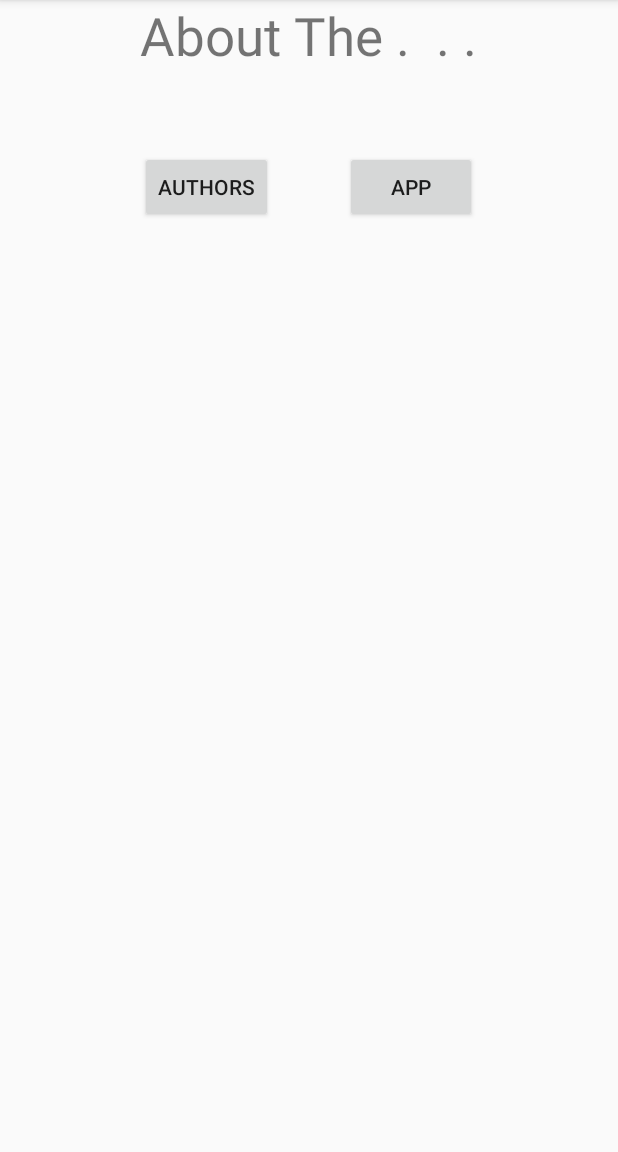
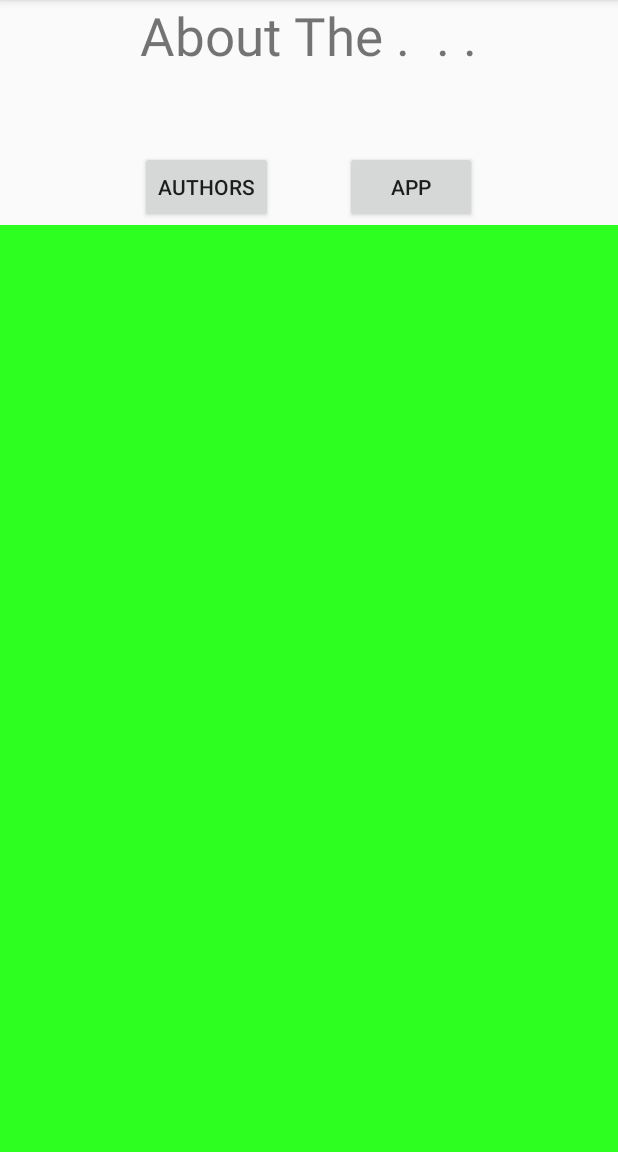
Before and after one commit to morenocami/Brain-Droid, an Android app: the screen it shows after launch (Intro), after a tap on "AUTHORS", on a phone screen of 412 x 824 dp, the part 84-1236 px from its top. Run offline under Robolectric (Android 15) with nearby library versions, the phone set to English and light mode, and no system bars; libraries missing offline, so code that uses them is left out: com.parse; 2 statements that could not run were skipped.

Commit message:
Worked on Fragments

```diff
--- a/Brain Droid/app/src/main/java/com/braindroid/braindroid/Frag_AboutApp.java
+++ b/Brain Droid/app/src/main/java/com/braindroid/braindroid/Frag_AboutApp.java
@@ -8,27 +8,31 @@ import android.view.View;
 import android.view.ViewGroup;
 import android.widget.TextView;
 
+import org.w3c.dom.Text;
+
 /**
  * Created by Camilo on 11/2/2015.
  */
 public class Frag_AboutApp extends Fragment {
-    View view;
+
+
     TextView tv2;
 
     @Override
-    public View onCreateView(LayoutInflater inflater, ViewGroup container, Bundle savedInstanceState) {
-        view = inflater.inflate(R.layout.about_app, container, false);
+    public View onCreateView(LayoutInflater inflater, ViewGroup container, Bundle savedInstanceState)
+    {
+        /*tv2.findViewById(R.id.AP);
+        tv2.setText(" Fahad Alqattan, Camilo Moreno, and Vanessa Plugues are the brains behind the Brain-Droid App." +
+                "\n\n All Students at Florida Atlantic University, coming together to form what many call a break through in APP Development.  " +
+                " Fahad Alqattan born and raised in Kuwait, a Senior in his double major in computer engineering/science." +
+                " To all the ladies in the class, HE IS SINGLE." +
+                "\n\n  Vanessa Plugues born and raised in Florida, a Junior is her double major in computer engineering/science." +
+                " Ms. Plugues is a mother of 1 and works as a part time tutor." +
+                "\n\n Camilo Moreno born and raised in Colombia, a Senior in his double major in computer engineer/science." +
+                " Part time drummer, part time tutor, and full time awesome."   );
 
-        tv2 = (TextView) view.findViewById(R.id.AP);
-
-        return view;
+        tv2.setTextColor(Color.BLUE);*/
+        return inflater.inflate(R.layout.about_app, container, false);
     }
 
-    public void changeText(int color){
-        tv2.setText(" The Brain-Droid is an educational mobile app and friendly user that is built in 2015" +
-                " by senior students from Florida Atlantic University. Brain-Droid developed to Increase " +
-                "math skills, Improve retention ability and productivity.\n"   );
-
-        tv2.setTextColor(Color.BLUE);
-    }
 }
--- a/Brain Droid/app/src/main/java/com/braindroid/braindroid/Frag_AboutUs.java
+++ b/Brain Droid/app/src/main/java/com/braindroid/braindroid/Frag_AboutUs.java
@@ -14,19 +14,14 @@ import android.widget.TextView;
 
 
 public class Frag_AboutUs extends Fragment {
-    View view;
+
     TextView tv1;
 
     @Override
-    public View onCreateView(LayoutInflater inflater, ViewGroup container, Bundle savedInstanceState) {
-        view = inflater.inflate(R.layout.about_us, container, false);
+    public View onCreateView(LayoutInflater inflater, ViewGroup container, Bundle savedInstanceState)
+    {
+       /* tv1.findViewById(R.id.AS);
 
-        tv1 = (TextView) view.findViewById(R.id.AS);
-
-        return view;
-    }
-
-    public void changeText(int color){
         tv1.setText(" Fahad Alqattan, Camilo Moreno, and Vanessa Plugues are the brains behind the Brain-Droid App." +
                 "\n\n All Students at Florida Atlantic University, coming together to form what many call a break through in APP Development.  " +
                 " Fahad Alqattan born and raised in Kuwait, a Senior in his double major in computer engineering/science." +
@@ -36,6 +31,10 @@ public class Frag_AboutUs extends Fragment {
                 "\n\n Camilo Moreno born and raised in Colombia, a Senior in his double major in computer engineer/science." +
                 " Part time drummer, part time tutor, and full time awesome."   );
 
-        tv1.setTextColor(Color.BLUE);
+        tv1.setTextColor(Color.BLUE);*/
+
+        return inflater.inflate(R.layout.about_us, container, false);
     }
+
+
 }
--- a/Brain Droid/app/src/main/java/com/braindroid/braindroid/Intro.java
+++ b/Brain Droid/app/src/main/java/com/braindroid/braindroid/Intro.java
@@ -1,12 +1,18 @@
 package com.braindroid.braindroid;
 
+import android.app.Activity;
 import android.content.Intent;
 import android.graphics.Color;
 import android.os.Bundle;
+import android.support.v4.app.FragmentActivity;
+import android.support.v4.app.FragmentManager;
+import android.support.v4.app.FragmentTransaction;
 import android.support.v7.app.AppCompatActivity;
 import android.support.v7.widget.Toolbar;
 import android.view.Menu;
 import android.view.MenuItem;
+import android.view.View;
+import android.widget.Button;
 
 import com.parse.Parse;
 
@@ -15,10 +21,18 @@ import com.parse.Parse;
  */
 public class Intro extends AppCompatActivity{
 
+    Frag_AboutApp f1 = new Frag_AboutApp();
+    Frag_AboutUs f2 = new Frag_AboutUs();
+    FragmentManager fm=getSupportFragmentManager();
+    FragmentTransaction t=fm.beginTransaction();
+    boolean F1Checked=false;
+    boolean F2Checked=false;
+
     @Override
     protected void onCreate(Bundle savedInstanceState) {
         super.onCreate(savedInstanceState);
         setContentView(R.layout.intro);
+
         try {
             Parse.enableLocalDatastore(this);
             Parse.initialize(this, "vuVEXjX02ghorFfG7HLFrZRuVBC43xhHFzvoPRUX", "QmPTK0yZCCUZhPQjW8CHaOtUw75MFZa8FDy4OyBO");
@@ -26,23 +40,42 @@ public class Intro extends AppCompatActivity{
         catch (Exception e){
             // this catch should be changed to catch the exception Parse gives when already initialized!
         }
-
         final Toolbar myToolbar = (Toolbar) findViewById(R.id.my_toolbar);
         setSupportActionBar(myToolbar);
     }
 
-    public void onAboutUsClick(boolean checked) {
-        int color;
-        Frag_AboutUs textFragment = (Frag_AboutUs) getSupportFragmentManager().findFragmentById(R.id.Frag_AboutUs);
-        if(checked){ color = Color.BLUE;}else{color = Color.BLACK;}
-        textFragment.changeText(color);
-    }
+    public void changeFrag(View v)
+    {
+        switch (v.getId()) {
+            case R.id.authors:
+                if (F1Checked) {
+                    t.replace(R.id.lay, f2);
+                    t.addToBackStack(null);
+                    t.commit();
+                }
+                else {
+                    f2.setArguments(getIntent().getExtras());
+                    t.add(R.id.lay, f2);
+                    t.commit();
+                    F1Checked=true;
+                }
+                break;
+            case R.id.app:
+                if(F1Checked){
+                    t.replace(R.id.lay, f1);
+                    t.addToBackStack(null);
+                    t.commit();
+                }
+                else{
+                    f2.setArguments(getIntent().getExtras());
+                    t.add(R.id.lay, f1);
+                    t.commit();
+                    F1Checked=true;
+                }
+            default:
+        }
 
-    public void onAboutAppClick(boolean checked) {
-        int color;
-        Frag_AboutApp textFragment = (Frag_AboutApp) getSupportFragmentManager().findFragmentById(R.id.Frag_AboutApp);
-        if(checked){ color = Color.BLUE;}else{color = Color.BLACK;}
-        textFragment.changeText(color);
+
     }
 
     @Override
--- a/Brain Droid/app/src/main/res/layout/about_app.xml
+++ b/Brain Droid/app/src/main/res/layout/about_app.xml
@@ -5,7 +5,8 @@
     android:layout_width="match_parent"
     android:layout_height="match_parent"
     android:weightSum="1"
-    android:id="@+id/Frag_AboutApp">
+    android:id="@+id/Frag_AboutApp"
+    android:background="#3144ff">
 
     <TextView
         android:layout_width="fill_parent"
--- a/Brain Droid/app/src/main/res/layout/about_us.xml
+++ b/Brain Droid/app/src/main/res/layout/about_us.xml
@@ -4,7 +4,8 @@
     android:orientation="vertical" android:layout_width="match_parent"
     android:layout_height="match_parent"
     android:id="@+id/Frag_AboutUs"
-    android:weightSum="1">
+    android:weightSum="1"
+    android:background="#2dff20">
 
     <ScrollView
         android:layout_width="wrap_content"
--- a/Brain Droid/app/src/main/res/layout/intro.xml
+++ b/Brain Droid/app/src/main/res/layout/intro.xml
@@ -20,23 +20,24 @@
         android:layout_width="wrap_content"
         android:layout_height="wrap_content"
         android:text="Authors"
-        android:id="@+id/button3"
+        android:id="@+id/authors"
         android:layout_below="@+id/textView8"
         android:layout_alignLeft="@+id/textView8"
         android:layout_alignStart="@+id/textView8"
         android:layout_marginTop="53dp"
         android:nestedScrollingEnabled="false"
-        android:onClick="onAboutUsClick" />
+        android:onClick="changeFrag" />
 
         <Button
             android:layout_width="wrap_content"
             android:layout_height="wrap_content"
             android:text="App"
-            android:id="@+id/button4"
-            android:layout_alignTop="@+id/button3"
+            android:id="@+id/app"
+            android:layout_alignTop="@+id/authors"
             android:layout_alignRight="@+id/textView8"
             android:layout_alignEnd="@+id/textView8"
-            android:onClick="onAboutAppClick" />
+            android:onClick="changeFrag"
+            android:layout_alignBottom="@+id/authors" />
 
         <TextView
             android:layout_width="wrap_content"
@@ -46,23 +47,18 @@
             android:textSize="35sp"
             android:layout_centerHorizontal="true" />
 
-        <fragment
-            android:layout_width="fill_parent"
-            android:layout_height="wrap_content"
-            android:name="com.braindroid.braindroid.Frag_AboutUs"
-            android:id="@+id/Frag_AboutUs"
-            android:layout_marginTop="73dp"
-            android:layout_alignTop="@+id/Frag_AboutApp"
+        <LinearLayout
+            android:orientation="vertical"
+            android:layout_width="match_parent"
+            android:layout_height="match_parent"
+            android:layout_alignParentBottom="true"
             android:layout_alignParentLeft="true"
-            android:layout_alignParentStart="true" />
+            android:layout_alignParentStart="true"
+            android:layout_marginTop="150dp"
+            android:id="@+id/lay">
 
-        <fragment
-            android:layout_width="fill_parent"
-            android:layout_height="wrap_content"
-            android:name="com.braindroid.braindroid.Frag_AboutApp"
-            android:id="@+id/Frag_AboutApp"
-            android:layout_centerVertical="true"
-            android:layout_alignParentLeft="true"
-            android:layout_alignParentStart="true" /></RelativeLayout>
+        </LinearLayout>
+
+    </RelativeLayout>
 
 </LinearLayout>
```
Also changed, not shown: 1 other file.
